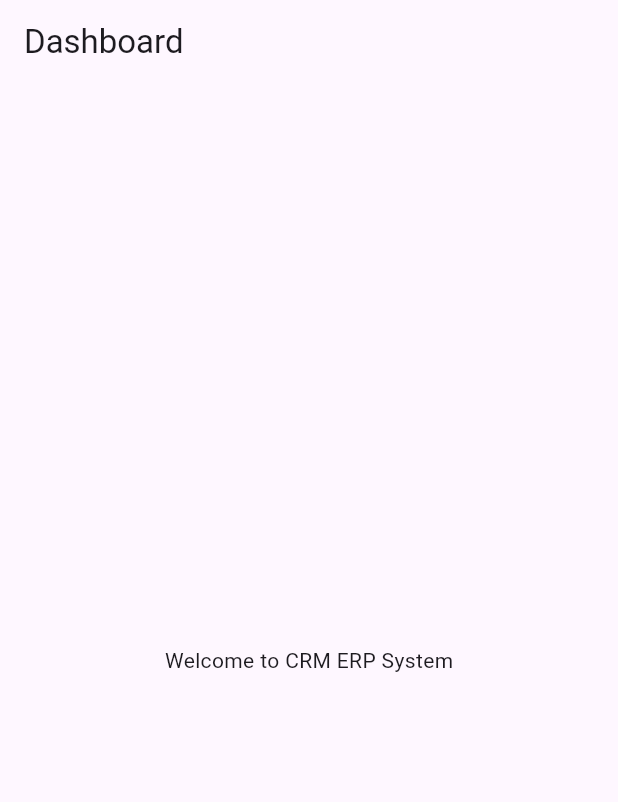
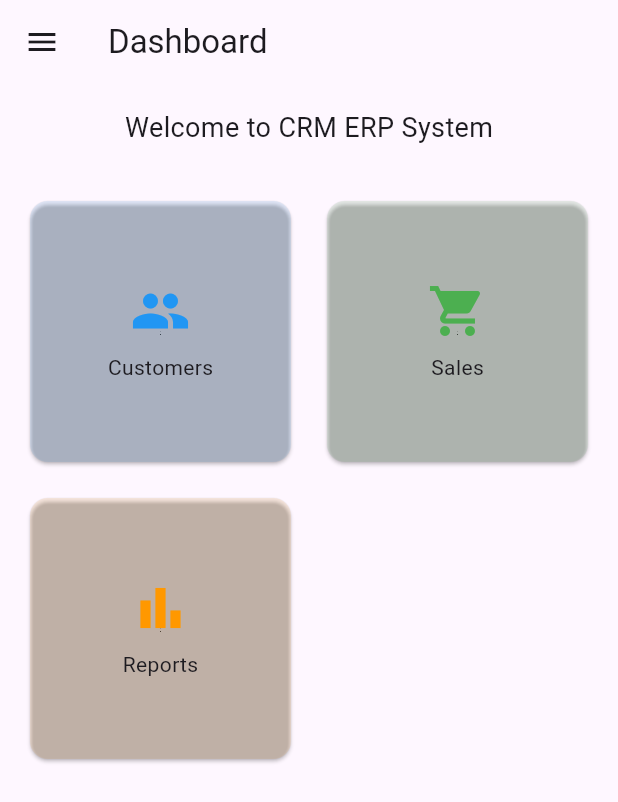
Before and after one commit to phantom-j/CRM, a Flutter app: the screen it shows after launch, on a phone screen of 412 x 824 dp. Shown: the top 802 px of the screen. Run offline on Flutter 3.47's test engine with Material 3 defaults, Android fonts, the phone set to English and light mode, and no system bars.

Commit message:
Enhance dashboard layout

```diff
--- a/crm_app/lib/main.dart
+++ b/crm_app/lib/main.dart
@@ -20,11 +20,85 @@ class MyApp extends StatelessWidget {
 class DashboardPage extends StatelessWidget {
   const DashboardPage({super.key});
 
+  static const List<_DashboardItem> _items = [
+    _DashboardItem(title: 'Customers', icon: Icons.people, color: Colors.blue),
+    _DashboardItem(title: 'Sales', icon: Icons.shopping_cart, color: Colors.green),
+    _DashboardItem(title: 'Reports', icon: Icons.bar_chart, color: Colors.orange),
+  ];
+
   @override
   Widget build(BuildContext context) {
     return Scaffold(
       appBar: AppBar(title: const Text('Dashboard')),
-      body: const Center(child: Text('Welcome to CRM ERP System')),
+      drawer: Drawer(
+        child: ListView(
+          padding: EdgeInsets.zero,
+          children: [
+            DrawerHeader(
+              decoration: const BoxDecoration(color: Colors.blue),
+              child: Column(
+                crossAxisAlignment: CrossAxisAlignment.start,
+                children: const [
+                  Text('CRM ERP', style: TextStyle(color: Colors.white, fontSize: 24)),
+                  SizedBox(height: 4),
+                  Text('Menu', style: TextStyle(color: Colors.white70)),
+                ],
+              ),
+            ),
+            for (final item in _items)
+              ListTile(
+                leading: Icon(item.icon, color: item.color),
+                title: Text(item.title),
+              ),
+          ],
+        ),
+      ),
+      body: Column(
+        children: [
+          const Padding(
+            padding: EdgeInsets.all(16),
+            child: Text(
+              'Welcome to CRM ERP System',
+              style: TextStyle(fontSize: 18),
+            ),
+          ),
+          Expanded(
+            child: GridView.count(
+              crossAxisCount: 2,
+              padding: const EdgeInsets.all(16),
+              crossAxisSpacing: 16,
+              mainAxisSpacing: 16,
+              children: [
+                for (final item in _items)
+                  Card(
+                    color: item.color.withOpacity(0.1),
+                    child: InkWell(
+                      onTap: () {},
+                      child: Center(
+                        child: Column(
+                          mainAxisSize: MainAxisSize.min,
+                          children: [
+                            Icon(item.icon, size: 40, color: item.color),
+                            const SizedBox(height: 8),
+                            Text(item.title),
+                          ],
+                        ),
+                      ),
+                    ),
+                  ),
+              ],
+            ),
+          ),
+        ],
+      ),
     );
   }
 }
+
+class _DashboardItem {
+  final String title;
+  final IconData icon;
+  final Color color;
+
+  const _DashboardItem({required this.title, required this.icon, required this.color});
+}
```
